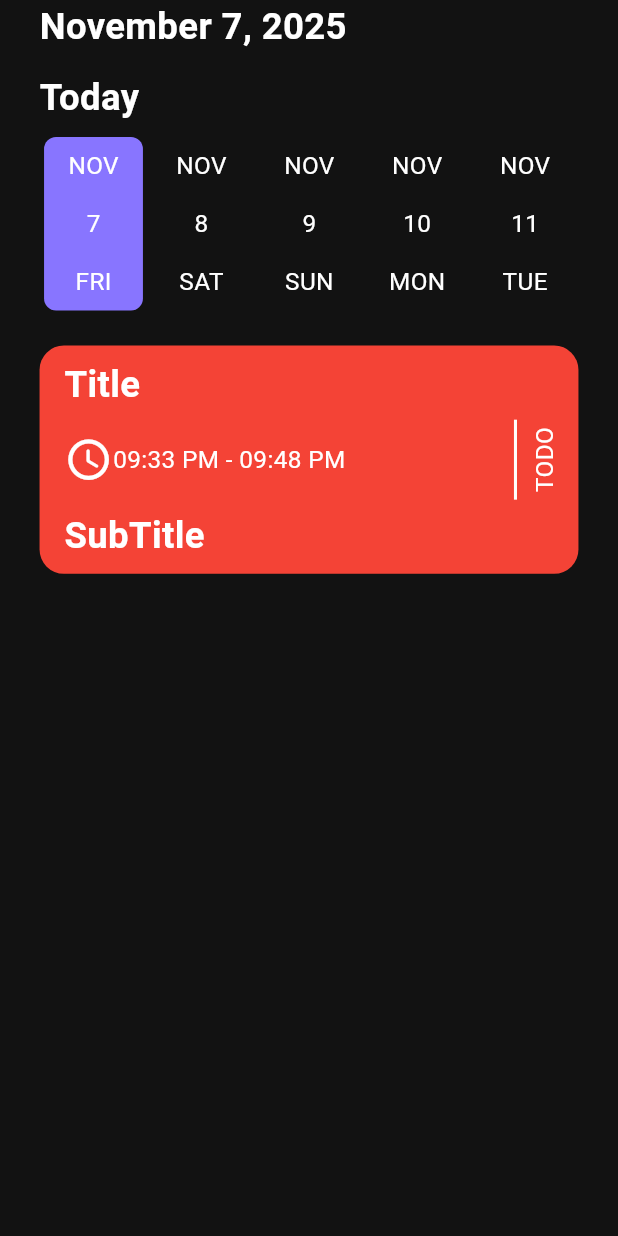
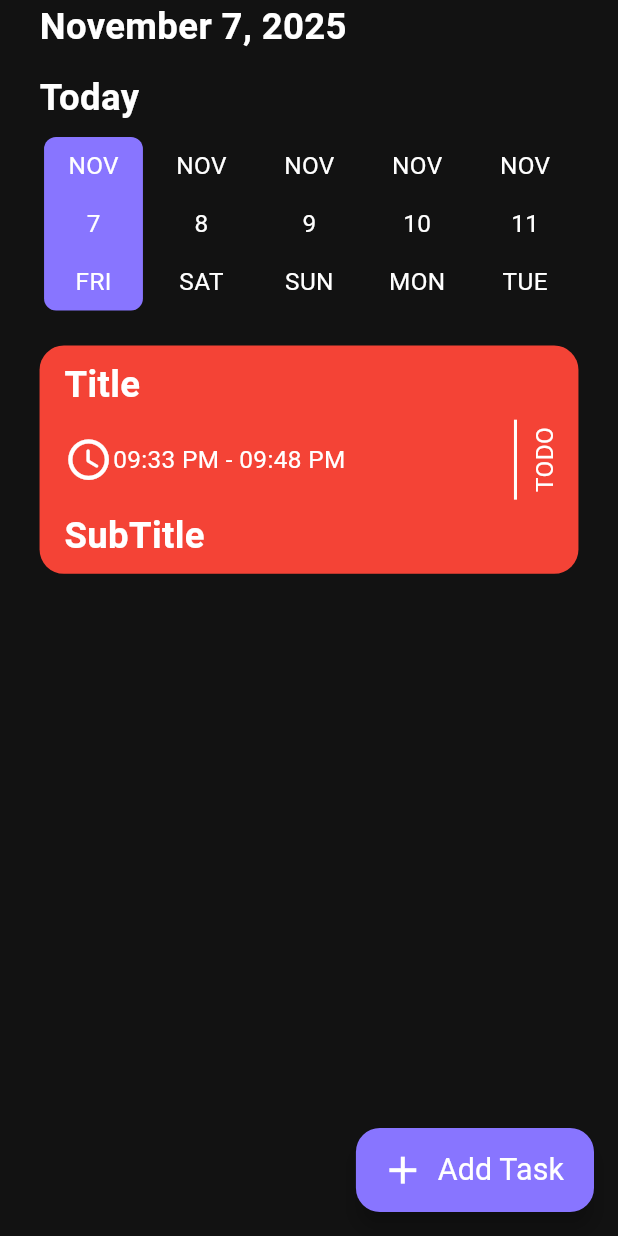
Before and after one commit to engIbrahemQruea/To-Do-App, a Flutter app: the HomeScreen screen opened by its route, on a phone screen of 412 x 824 dp. Run offline on Flutter 3.47's test engine with Material 3 defaults, Android fonts, the phone set to English and light mode, and no system bars; drawn by our look-alikes of date_picker_timeline; our stand-ins replace flutter_screenutil, get_it, go_router, google_fonts, shared_preferences, smooth_page_indicator; accounts and stored records are empty.

Commit message:
refactor home screen

```diff
--- a/lib/features/home/ui/home_screen.dart
+++ b/lib/features/home/ui/home_screen.dart
@@ -1,4 +1,9 @@
 import 'package:flutter/material.dart';
+import 'package:flutter_screenutil/flutter_screenutil.dart';
+import 'package:go_router/go_router.dart';
+import 'package:to_do_app/core/routing/app_route_name.dart';
+import 'package:to_do_app/core/theming/app_style.dart';
+import 'package:to_do_app/core/utils/app_colors.dart';
 import 'package:to_do_app/features/home/ui/widgets/home_screen_body.dart';
 
 class HomeScreen extends StatelessWidget {
@@ -6,6 +11,16 @@ class HomeScreen extends StatelessWidget {
 
   @override
   Widget build(BuildContext context) {
-    return Scaffold(body: SafeArea(child: HomeScreenBody()));
+    return Scaffold(
+      body: SafeArea(child: HomeScreenBody()),
+      floatingActionButton: FloatingActionButton.extended(
+        backgroundColor: ClsAppColors.buttonColor,
+        label: Text('Add Task', style: ClsAppStyles.font20Regular),
+        icon: Icon(Icons.add, color: ClsAppColors.white, size: 30.r),
+        onPressed: () {
+          context.pushNamed(ClsAppRouteName.kAddTaskScreen);
+        },
+      ),
+    );
   }
 }
--- a/lib/features/home/ui/widgets/home_screen_body.dart
+++ b/lib/features/home/ui/widgets/home_screen_body.dart
@@ -16,6 +16,7 @@ class HomeScreenBody extends StatelessWidget {
   Widget build(BuildContext context) {
     return Padding(
       padding: EdgeInsets.symmetric(horizontal: 24.w),
+      child: SingleChildScrollView(
         child: Column(
           crossAxisAlignment: CrossAxisAlignment.start,
 
@@ -33,6 +34,7 @@ class HomeScreenBody extends StatelessWidget {
             CustomBuildTask(),
           ],
         ),
+      ),
     );
   }
 }
```
Lines whose indentation alone changed are shown as unchanged.
